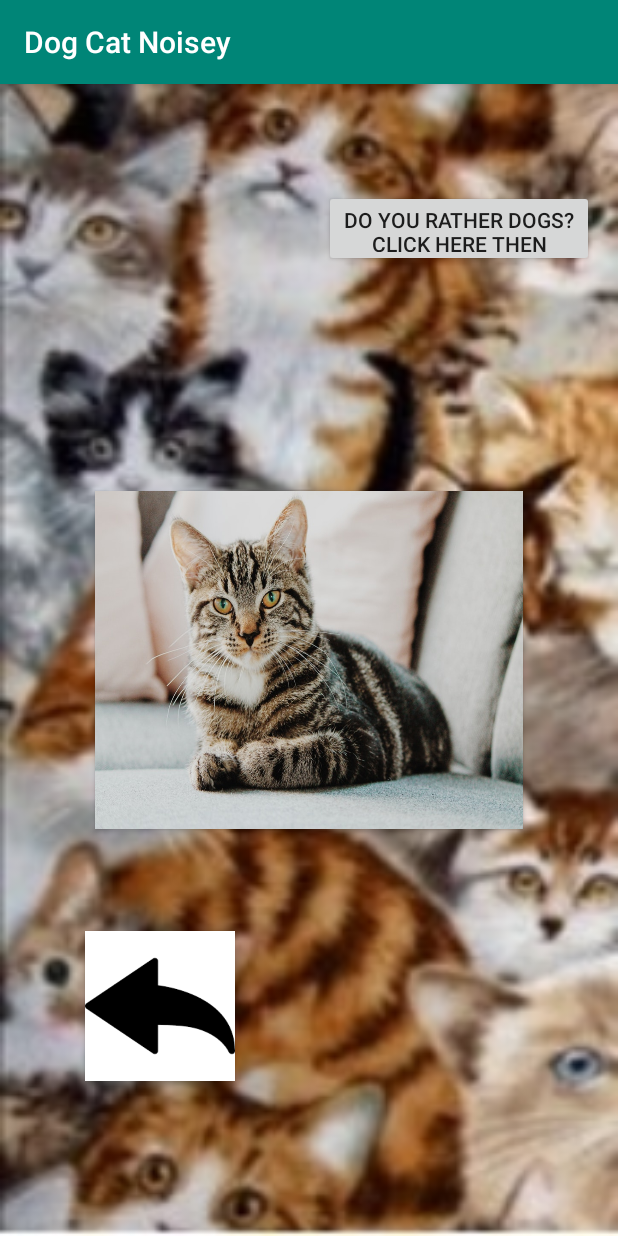
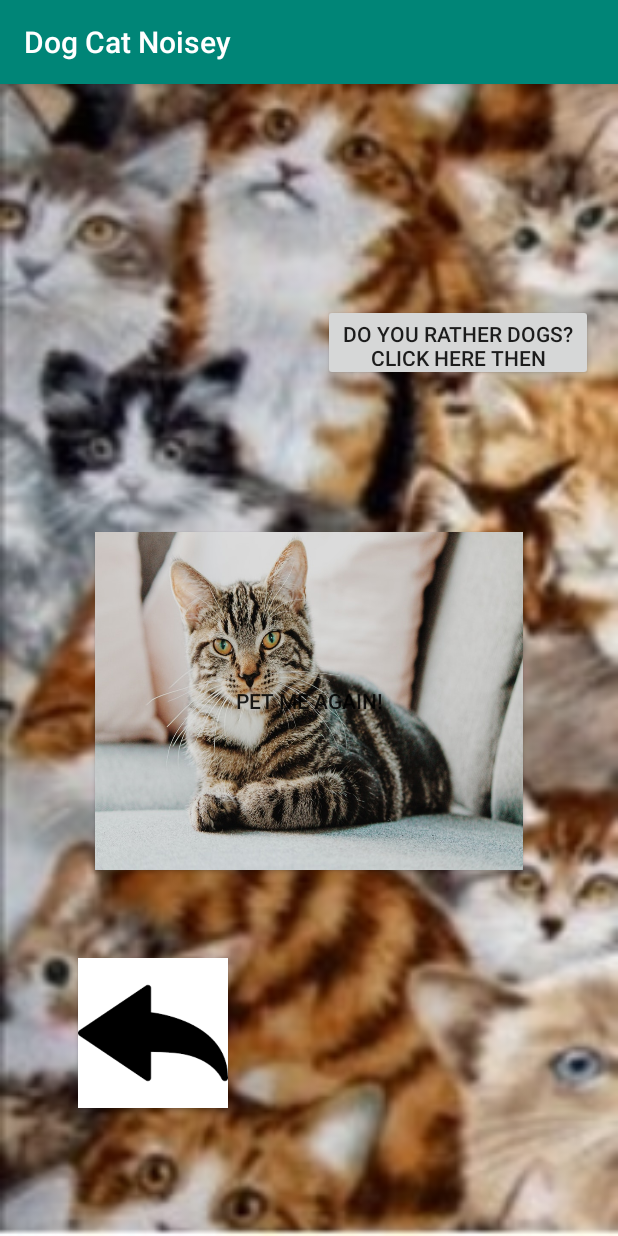
Before and after one commit to NitroMike/DogCatNoise, an Android app: the CatNoisePage screen opened directly, with no data from a screen before it, on a phone screen of 412 x 824 dp. Run offline under Robolectric (Android 15) with nearby library versions, the phone set to English and light mode, and no system bars; 1 statement that could not run was skipped.

Commit message:
4/10/2019 End

```diff
--- a/app/src/main/java/com/ginjaninja/dogcatnoisey/CatNoisePage.java
+++ b/app/src/main/java/com/ginjaninja/dogcatnoisey/CatNoisePage.java
@@ -12,57 +12,51 @@ import java.util.Random;
 //Logan's responsibility
 public class CatNoisePage extends AppCompatActivity {
 
+    int random = new Random().nextInt(7) + 1; // [0, 6] => [1, 7]
+    final MediaPlayer catMeowMP = MediaPlayer.create(this, R.raw.cat_meow);
+    final MediaPlayer catHissMP = MediaPlayer.create(this, R.raw.cat_earrape);
+    String backgroundname = "loud_cat";
+
+    Button playCatMeow = this.findViewById(R.id.MeowCatButton);
+
     @Override
     protected void onCreate(Bundle savedInstanceState) {
         super.onCreate(savedInstanceState);
         setContentView(R.layout.activity_cat_noise_page);
+    }
 
-        final int random = new Random().nextInt(7) + 1; // [0, 7] => [1, 8]
-        final MediaPlayer catMeowMP = MediaPlayer.create(this, R.raw.cat_meow);
-        final MediaPlayer catHissMP = MediaPlayer.create(this, R.raw.cat_earrape);
-
-        Button playCatMeow = this.findViewById(R.id.MeowCatButton);
-        Button backArrow = this.findViewById(R.id.backbutton);
-        Button toLoudDog = this.findViewById(R.id.meow_woof_btn);
-
-        if (random == 7) {
+    public void Hiss_Rando(View view) {
+        random = new Random().nextInt(7) + 1;
+        catHissMP.stop();
+        catMeowMP.stop();
+        if (random == 4) {
+            if(backgroundname != "angry_cat")
+            {
             playCatMeow.setBackgroundResource(R.drawable.angry_cat);
-
-            playCatMeow.setOnClickListener(new View.OnClickListener() {
-                @Override
-                public void onClick(View v) {
+            backgroundname = "angry_cat";
+            }
             catHissMP.start();
         }
-            });
+        else {
+            if(backgroundname != "loud_cat") {
+                playCatMeow.setBackgroundResource(R.drawable.loud_cat);
+                backgroundname = "loud_cat";
             }
-        else {
-            playCatMeow.setBackgroundResource(R.drawable.loud_cat);
-
-            playCatMeow.setOnClickListener(new View.OnClickListener() {
-                @Override
-                public void onClick(View v) {
             catMeowMP.start();
         }
-            });
     }
-        backArrow.setOnClickListener(new View.OnClickListener() {
-            @Override
-            public void onClick(View v) {
+
+    public void go_backwards(View view) {
         catMeowMP.stop();
         catHissMP.stop();
         Intent goBack = new Intent(getBaseContext(), CatQuietPage.class);
         startActivity(goBack);
     }
-        });
-        toLoudDog.setOnClickListener(new View.OnClickListener(){
-            @Override
-            public void onClick(View v){
+
+    public void goto_dog(View view) {
         catMeowMP.stop();
         catHissMP.stop();
         Intent goBack = new Intent(getBaseContext(), DogNoisePage.class);
         startActivity(goBack);
     }
-        });
-
 }
-}
--- a/app/src/main/res/layout/activity_cat_noise_page.xml
+++ b/app/src/main/res/layout/activity_cat_noise_page.xml
@@ -11,29 +11,36 @@
         android:id="@+id/backbutton"
         android:layout_width="100dp"
         android:layout_height="100dp"
-
         android:layout_marginStart="56dp"
         android:layout_marginLeft="56dp"
         android:layout_marginTop="546dp"
-        android:layout_marginEnd="255dp"
-        android:layout_marginRight="255dp"
+        android:layout_marginEnd="260dp"
+        android:layout_marginRight="260dp"
         android:layout_marginBottom="85dp"
         android:background="@drawable/backarrow"
         app:layout_constraintBottom_toBottomOf="parent"
         app:layout_constraintEnd_toEndOf="parent"
+        app:layout_constraintHorizontal_bias="1.0"
         app:layout_constraintStart_toStartOf="parent"
-        app:layout_constraintTop_toTopOf="parent" />
+        app:layout_constraintTop_toTopOf="parent"
+        app:layout_constraintVertical_bias="1.0"
+        android:onClick="go_backwards"/>
 
     <Button
         android:id="@+id/MeowCatButton"
         android:layout_width="285dp"
         android:layout_height="225dp"
+        android:layout_marginTop="280dp"
+        android:layout_marginBottom="226dp"
         android:background="@drawable/loud_cat"
+        android:onClick="Hiss_Rando"
         app:layout_constraintBottom_toBottomOf="parent"
         app:layout_constraintEnd_toEndOf="parent"
         app:layout_constraintHorizontal_bias="0.5"
         app:layout_constraintStart_toStartOf="parent"
-        app:layout_constraintTop_toTopOf="parent" />
+        app:layout_constraintTop_toTopOf="parent"
+        tools:textColor="@android:color/holo_blue_bright"
+        android:text="@string/cat_again" />
 
     <Button
         android:id="@+id/meow-woof_btn"
@@ -41,14 +48,16 @@
         android:layout_height="51dp"
         android:layout_marginStart="215dp"
         android:layout_marginLeft="215dp"
-        android:layout_marginTop="52dp"
+        android:layout_marginTop="128dp"
         android:layout_marginEnd="16dp"
         android:layout_marginRight="16dp"
-        android:layout_marginBottom="628dp"
+        android:layout_marginBottom="552dp"
         android:text="@string/meow_to_bark"
         app:layout_constraintBottom_toBottomOf="parent"
         app:layout_constraintEnd_toEndOf="parent"
+        app:layout_constraintHorizontal_bias="0.0"
         app:layout_constraintStart_toStartOf="parent"
-        app:layout_constraintTop_toTopOf="parent" />
+        app:layout_constraintTop_toTopOf="parent"
+        android:onClick="goto_dog"/>
 
 </android.support.constraint.ConstraintLayout>
--- a/app/src/main/res/values/strings.xml
+++ b/app/src/main/res/values/strings.xml
@@ -3,4 +3,5 @@
     <string name="cat">Pet Me Please</string>
     <string name="meow_to_bark">Do you rather dogs?  Click here then</string>
     <string name="dogo">Click to see dogo</string>
+    <string name="cat_again">Pet me again!</string>
 </resources>
```
Also changed, not shown: 1 other file. Lines whose indentation alone changed are shown as unchanged.
